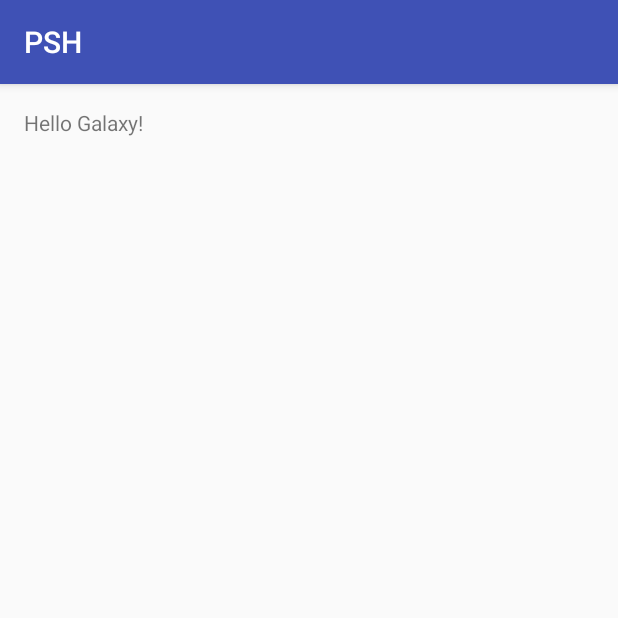
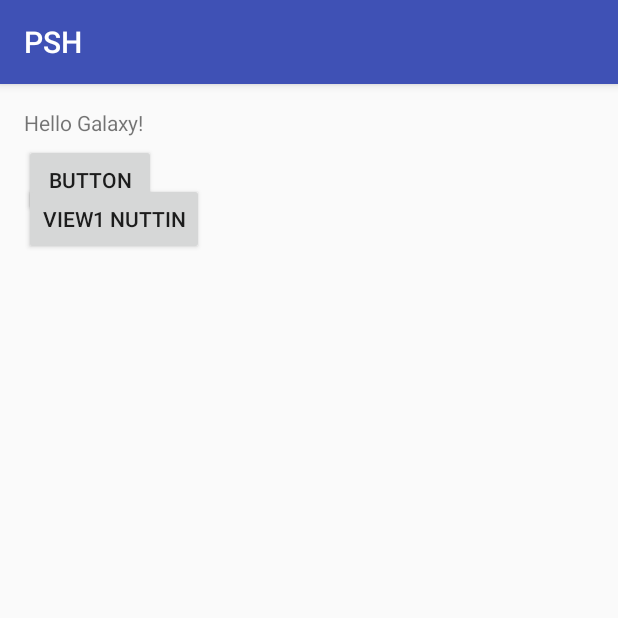
Before and after one commit to Chris-Fitzpatrick/PSH, an Android app: the screen it shows after launch (MainActivity), on a phone screen of 412 x 824 dp, the top half of it. Run offline under Robolectric (Android 15) with nearby library versions, the phone set to English and light mode, and no system bars.

Commit message:
made first button and first view

```diff
--- a/PSH/app/src/main/java/com/lunaandchris/projstudenthousing/psh/MainActivity.java
+++ b/PSH/app/src/main/java/com/lunaandchris/projstudenthousing/psh/MainActivity.java
@@ -2,6 +2,13 @@ package com.lunaandchris.projstudenthousing.psh;
 
 import android.support.v7.app.AppCompatActivity;
 import android.os.Bundle;
+import android.view.View;
+import android.widget.Button;
+import android.widget.TextView;
+import java.lang.CharSequence;
+import android.util.Log;
+
+
 
 public class MainActivity extends AppCompatActivity {
 
@@ -9,5 +16,25 @@ public class MainActivity extends AppCompatActivity {
     protected void onCreate(Bundle savedInstanceState) {
         super.onCreate(savedInstanceState);
         setContentView(R.layout.activity_main);
+        int count = 0;
+
+        final TextView firstTextView = (TextView) findViewById(R.id.textview1);
+
+        final Button firstButton = (Button) findViewById(R.id.button1);
+        firstButton.setOnClickListener(new View.OnClickListener(){
+            @Override
+            public void onClick(View view){
+
+                String msgString = getResources().getString(R.string.button1msg);
+                CharSequence charSeq = firstTextView.getText();
+                String theString = charSeq.toString();
+                String firstString = "Hello Galaxy!";
+                String secondString = "hellow orld";
+
+                setContentView(R.layout.view1);
+            }
+        });
+
     }
+
 }
--- /dev/null
+++ b/PSH/app/src/main/java/com/lunaandchris/projstudenthousing/psh/view1.java
@@ -0,0 +1,29 @@
+package com.lunaandchris.projstudenthousing.psh;
+
+import android.util.AttributeSet;
+import android.view.View;
+import android.content.Context;
+
+/**
+ * Created by CFitzpatrick on 9/23/16.
+ */
+
+public class view1 extends View{
+    public view1(Context context){
+        super (context);
+    }
+
+    public view1(Context context, AttributeSet attribs){
+        super (context, attribs);
+        init (attribs, 0);
+    }
+
+    public view1(Context context, AttributeSet attribs, int defStyle){
+        super(context, attribs, defStyle);
+        init (attribs, defStyle);
+    }
+
+    private void init(AttributeSet attribs, int defStyle){
+
+    }
+}
--- a/PSH/app/src/main/res/layout/activity_main.xml
+++ b/PSH/app/src/main/res/layout/activity_main.xml
@@ -14,5 +14,34 @@
     <TextView
         android:layout_width="wrap_content"
         android:layout_height="wrap_content"
-        android:text="Hello Galaxy!" />
+        android:text="Hello Galaxy!"
+        android:id="@+id/textview1"
+        />
+
+    <Button
+        android:text="Button"
+        android:layout_width="wrap_content"
+        android:layout_height="wrap_content"
+        android:layout_marginTop="24dp"
+        android:id="@+id/button1"
+        android:layout_below="@+id/textView"
+        android:layout_alignParentLeft="true"
+        android:layout_alignParentStart="true"
+        android:onClick="buttonOnClick" />
+
+
+    <Button
+        android:text="view1 nuttin"
+        android:layout_width="wrap_content"
+        android:layout_height="wrap_content"
+        android:layout_marginTop="50dp"
+        android:id="@+id/button2"
+        android:layout_alignParentLeft="true"
+        android:layout_alignParentStart="true"
+        android:onClick="buttonOnClick" />
+
+    <com.lunaandchris.projstudenthousing.psh.view1
+        android:layout_width="match_parent"
+        android:layout_height="match_parent" />
+
 </RelativeLayout>
--- a/PSH/app/src/main/res/values/strings.xml
+++ b/PSH/app/src/main/res/values/strings.xml
@@ -1,3 +1,5 @@
 <resources>
     <string name="app_name">PSH</string>
+
+    <string name="button1msg">hello earth</string>
 </resources>
```
Also changed, not shown: PSH/app/src/main/res/layout/view1.xml (added, +16 -0 lines).
